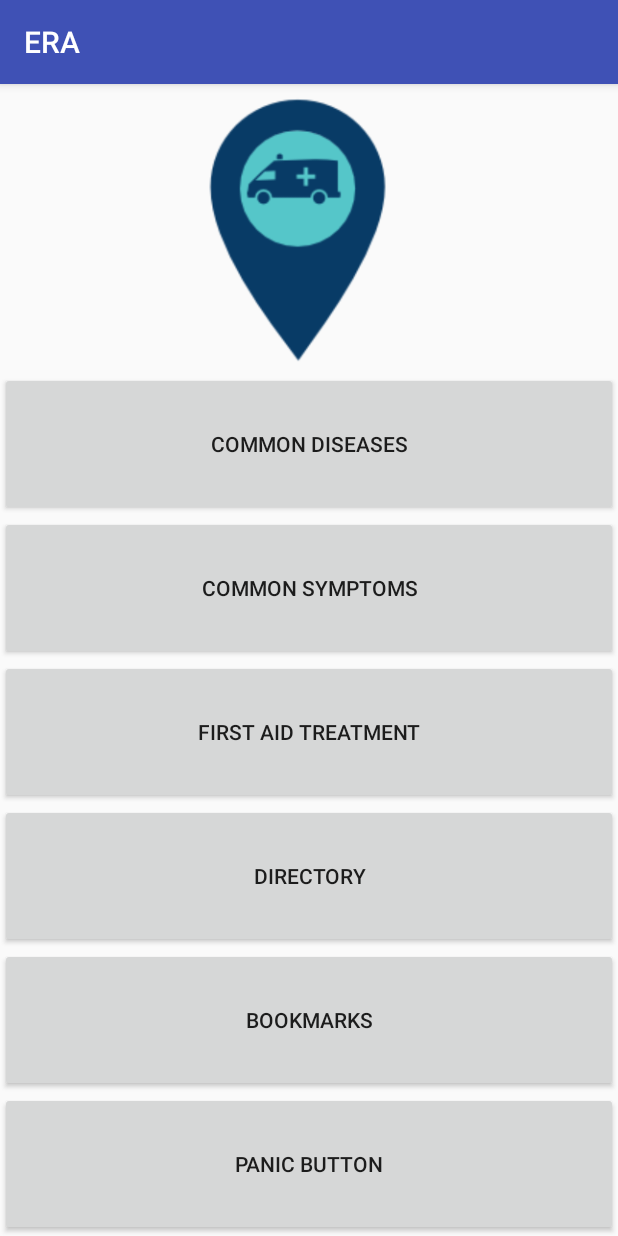
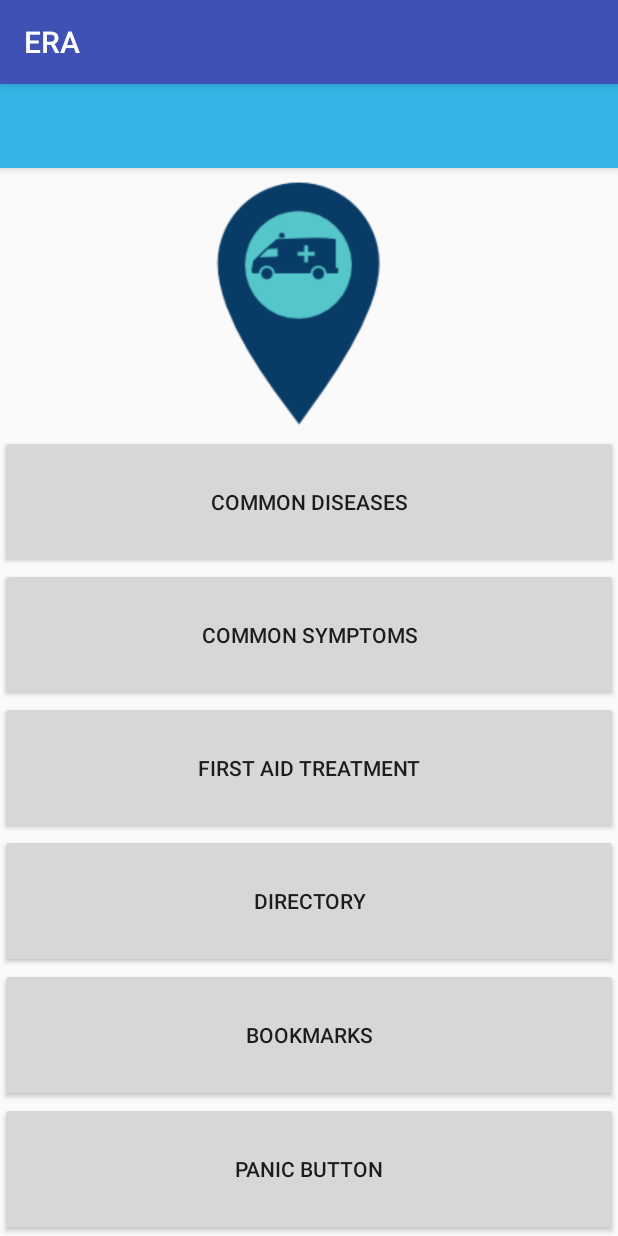
Before and after one commit to novatorem/ERA-Emergency-Response-Aid, an Android app: the MedicalPage screen opened directly, with no data from a screen before it, on a phone screen of 412 x 824 dp. Run offline under Robolectric (Android 15) with nearby library versions, the phone set to English and light mode, and no system bars.

Commit message:
Update activity_medical_page.xml

```diff
--- a/ERA/app/src/main/res/layout/activity_medical_page.xml
+++ b/ERA/app/src/main/res/layout/activity_medical_page.xml
@@ -1,8 +1,19 @@
 <?xml version="1.0" encoding="utf-8"?>
 <LinearLayout xmlns:android="http://schemas.android.com/apk/res/android"
-    android:orientation="vertical" android:layout_width="match_parent"
+    xmlns:app="http://schemas.android.com/apk/res-auto"
+    android:orientation="vertical"
+    android:layout_width="match_parent"
     android:layout_height="match_parent"
     android:weightSum="8">
+
+    <android.support.v7.widget.Toolbar
+        android:id="@+id/my_toolbar"
+        android:layout_width="match_parent"
+        android:layout_height="?attr/actionBarSize"
+        android:background="@android:color/holo_blue_light"
+        android:elevation="4dp"
+        android:theme="@style/ThemeOverlay.AppCompat.ActionBar"
+        app:popupTheme="@style/ThemeOverlay.AppCompat.Light"/>
 
     <ImageView
         android:id="@+id/logo"
```
